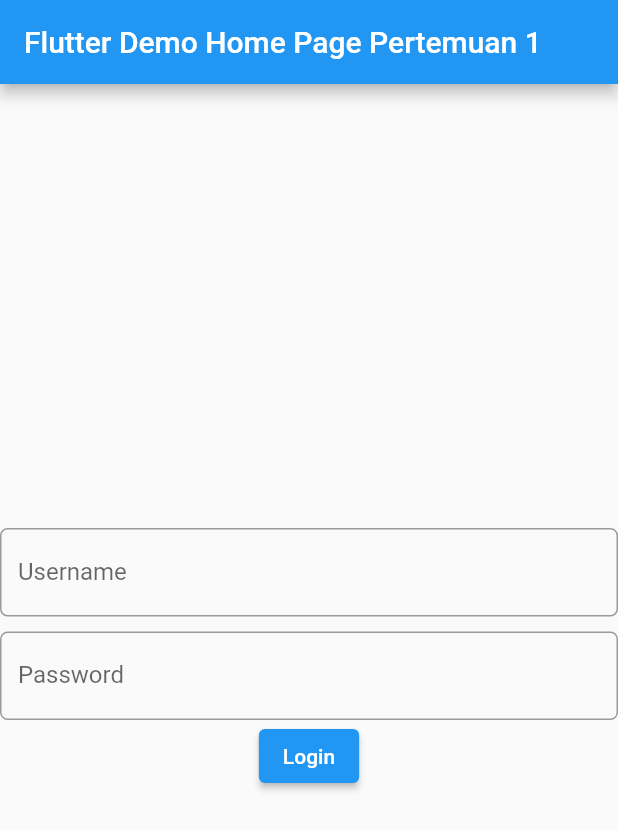
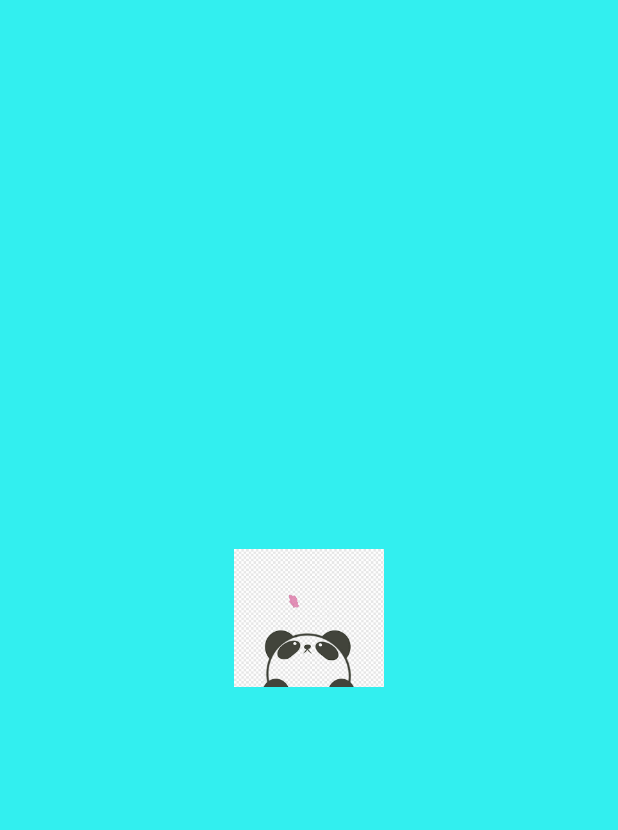
Before and after one commit to Kristinatinaa/TugasProgMob2, a Flutter app: the screen it shows after launch, on a phone screen of 412 x 824 dp. Shown: the top 830 px of the screen. Run offline on Flutter 3.47's test engine with Material 2 defaults, Android fonts, the phone set to English and light mode, and no system bars; our stand-ins replace shared_preferences.

Commit message:
Pertemuan 12 SplashScreen

```diff
--- a/lib/main.dart
+++ b/lib/main.dart
@@ -1,119 +1,124 @@
 import 'package:flutter/material.dart';
 import 'package:shared_preferences/shared_preferences.dart';
 import 'package:startup_namer/pertemuan1.dart';
+import 'package:startup_namer/splashscreen.dart';
 
-void main() {
-  runApp(const MyApp());
+void main(){
+  runApp(new MaterialApp(
+    home: Splashscreen (title : "Splash Screen")
+));
 }
+// class MyApp extends StatefulWidget {
+//   @override
+//   _MyAppState createState() => new _MyAppState();
+// }
 
-class MyApp extends StatelessWidget {
-  const MyApp({super.key});
+// class _MyAppState extends State<MyApp> {
+//   @override
+//   Widget build(BuildContext context) {
+//     return new SplashScreen(
+//       backgroundColor: Colors.deepPurpleAccent,
+//       seconds: 10,
+//       navigateAfterSeconds: Pertemuan1(title: "Pertemuan1"),
+//       title: new Text('Contoh SplashScreen'),
+//       image: Image.asset('images/download.png'),
+//       photoSize: 10.0,
+//     );
+//   }
+//   }
 
-  // This widget is the root of your application.
-  @override
-  Widget build(BuildContext context) {
-    return MaterialApp(
-      title: 'Flutter Demo',
-      theme: ThemeData(
-        primarySwatch: Colors.blue,
-      ),
-      home: const MyHomePage(title: 'Flutter Demo Home Page Pertemuan 1'),
-    );
-  }
-}
-
-class MyHomePage extends StatefulWidget {
-  const MyHomePage({super.key, required this.title});
-
-  final String title;
-
-  @override
-  State<MyHomePage> createState() => _MyHomePageState();
-}
-
-class _MyHomePageState extends State<MyHomePage> {
-  int _counter = 2;
-
-  void _incrementCounter() {
-    setState(() {
-
-      _counter++;
-    });
-  }
-
-  void navigateLogin()async {
-    SharedPreferences pref = await SharedPreferences.getInstance();
-    int? isLogin = pref.getInt("is_login");
-    if(isLogin == 1){
-      Navigator.pushReplacement(
-        context,
-        MaterialPageRoute(builder: (context) => Pertemuan1(title: "Pertemuan 1")),
-      );
-    }
-  }
-
-
-  @override
-  void initState() {
-    navigateLogin();
-  }
-
-  @override
-  Widget build(BuildContext context) {
-
-    return Scaffold(
-      appBar: AppBar(
-
-        title: Text(widget.title),
-      ),
-      body: Center(
-
-        child: Column(
-
-          mainAxisAlignment: MainAxisAlignment.center,
-          children: <Widget>[
-            TextFormField(
-              decoration: new InputDecoration(
-                  labelText:  "Username",
-                  hintText: "Teks yang akan dimasukkan",
-                  border: OutlineInputBorder(
-                      borderRadius: new BorderRadius.circular(5)
-                  )
-              ),
-            ),
-            Padding(
-                padding: EdgeInsets.all(5)
-            ),
-            TextFormField(
-              decoration: new InputDecoration(
-                  labelText:  "Password",
-                  hintText: "Teks yang akan dimasukkan",
-                  border: OutlineInputBorder(
-                      borderRadius: new BorderRadius.circular(5)
-                  )
-              ),
-            ),
-            ElevatedButton(
-                child: Text(
-              "Login"
-              ),
-              onPressed: () async {
-                  SharedPreferences pref = await SharedPreferences.getInstance();
-                  await pref.setInt("is_login", 1);
-                  Navigator.pushReplacement(
-                  context,
-                  MaterialPageRoute(builder: (context) => const Pertemuan1(title: "Pertemuan 1",)),
-                );
-              },
-            )
-          ],
-        ),
-      ),
-      // floatingActionButton: FloatingActionButton(
-      //   onPressed: _incrementCounter,
-      //   tooltip: 'Increment',
-      //   child: const Icon(Icons.add),
-      // ), // This trailing comma makes auto-formatting nicer for build methods.
-    );
-  }
-}
+// class MyHomePage extends StatefulWidget {
+//   const MyHomePage({super.key, required this.title});
+//
+//   final String title;
+//
+//   @override
+//   State<MyHomePage> createState() => _MyHomePageState();
+// }
+//
+// class _MyHomePageState extends State<MyHomePage> {
+//   int _counter = 2;
+//
+//   void _incrementCounter() {
+//     setState(() {
+//
+//       _counter++;
+//     });
+//   }
+//
+//   void navigateLogin()async {
+//     SharedPreferences pref = await SharedPreferences.getInstance();
+//     int? isLogin = pref.getInt("is_login");
+//     if(isLogin == 1){
+//       Navigator.pushReplacement(
+//         context,
+//         MaterialPageRoute(builder: (context) => Pertemuan1(title: "Pertemuan 1")),
+//       );
+//     }
+//   }
+//
+//
+//   @override
+//   void initState() {
+//     navigateLogin();
+//   }
+//
+//   @override
+//   Widget build(BuildContext context) {
+//
+//     return Scaffold(
+//       appBar: AppBar(
+//
+//         title: Text(widget.title),
+//       ),
+//       body: Center(
+//
+//         child: Column(
+//
+//           mainAxisAlignment: MainAxisAlignment.center,
+//           children: <Widget>[
+//             TextFormField(
+//               decoration: new InputDecoration(
+//                   labelText:  "Username",
+//                   hintText: "Teks yang akan dimasukkan",
+//                   border: OutlineInputBorder(
+//                       borderRadius: new BorderRadius.circular(5)
+//                   )
+//               ),
+//             ),
+//             Padding(
+//                 padding: EdgeInsets.all(5)
+//             ),
+//             TextFormField(
+//               decoration: new InputDecoration(
+//                   labelText:  "Password",
+//                   hintText: "Teks yang akan dimasukkan",
+//                   border: OutlineInputBorder(
+//                       borderRadius: new BorderRadius.circular(5)
+//                   )
+//               ),
+//             ),
+//             ElevatedButton(
+//                 child: Text(
+//               "Login"
+//               ),
+//               onPressed: () async {
+//                   SharedPreferences pref = await SharedPreferences.getInstance();
+//                   await pref.setInt("is_login", 1);
+//                   Navigator.pushReplacement(
+//                   context,
+//                   MaterialPageRoute(builder: (context) => const Pertemuan1(title: "Pertemuan 1",)),
+//                 );
+//               },
+//             )
+//           ],
+//         ),
+//       ),
+//       // floatingActionButton: FloatingActionButton(
+//       //   onPressed: _incrementCounter,
+//       //   tooltip: 'Increment',
+//       //   child: const Icon(Icons.add),
+//       // ), // This trailing comma makes auto-formatting nicer for build methods.
+//     );
+//   }
+//}
--- a/lib/pertemuan1.dart
+++ b/lib/pertemuan1.dart
@@ -69,10 +69,10 @@ class _Pertemuan1State extends State<Pertemuan1> {
               onPressed: () async {
                 SharedPreferences pref = await SharedPreferences.getInstance();
                 await pref.setInt("is_login", 0);
-                Navigator.pushReplacement(
-                  context,
-                  MaterialPageRoute(builder: (context) => const MyHomePage(title: "Home Page",)),
-                );
+                // Navigator.pushReplacement(
+                //   context,
+                //   MaterialPageRoute(builder: (context) => const MyHomePage(title: "Home Page",)),
+                // );
               },
             ),
     ],
--- /dev/null
+++ b/lib/splashscreen.dart
@@ -0,0 +1,39 @@
+
+import 'dart:async';
+import 'package:flutter/material.dart';
+import 'package:startup_namer/pertemuan1.dart';
+
+class Splashscreen extends StatefulWidget {
+  const Splashscreen({super.key, required this.title});
+
+  final String title;
+
+  @override
+  State<Splashscreen> createState() => _SplashscreenState();
+}
+class _SplashscreenState extends State<Splashscreen> {
+  StartSplashScreen() async{
+    var duration = const Duration(seconds:10);
+    return Timer (duration, (){
+      Navigator.pushReplacement( context, MaterialPageRoute(builder: (context) => Pertemuan1(title: "Pertemuan 1")));
+    });
+  }
+  @override
+  Widget build(BuildContext context) {
+
+    return Scaffold(
+    backgroundColor: Color(0xff32efef),
+    body: Center(
+    child : Image.asset(
+    "images/download.png",
+    width: 100.0,
+    height:100.0,
+    ),
+    ),
+    );
+}
+@override
+    void initState(){
+    StartSplashScreen();
+    }
+}
--- a/pubspec.yaml
+++ b/pubspec.yaml
@@ -38,6 +38,7 @@ dependencies:
   cupertino_icons: ^1.0.2
   english_words: ^4.0.0
   shared_preferences: ^2.0.15
+  splashscreen: ^1.3.5
 
 dev_dependencies:
   flutter_test:
@@ -62,8 +63,8 @@ flutter:
   uses-material-design: true
 
   # To add assets to your application, add an assets section, like this:
-  # assets:
-  #   - images/a_dot_burr.jpeg
+  assets:
+    - images/download.png
   #   - images/a_dot_ham.jpeg
 
   # An image asset can refer to one or more resolution-specific "variants", see
```
Also changed, not shown: images/download.png (added), pubspec.lock.
